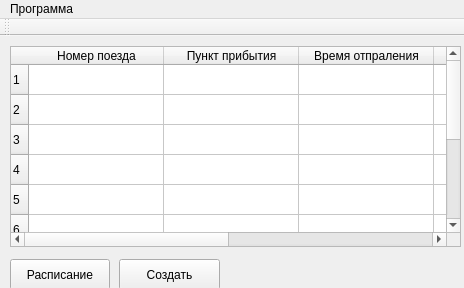
the12chairs/TermProject, file mainwindow.ui: the form before one commit.
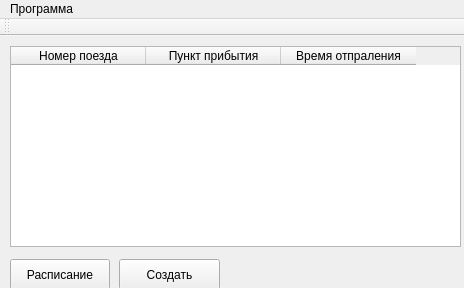
The form after the commit.

Patch:
```diff
--- a/mainwindow.ui
+++ b/mainwindow.ui
@@ -53,24 +53,14 @@
      </rect>
     </property>
     <property name="rowCount">
-     <number>10</number>
+     <number>0</number>
     </property>
     <property name="columnCount">
-     <number>6</number>
+     <number>3</number>
     </property>
     <attribute name="horizontalHeaderDefaultSectionSize">
      <number>135</number>
     </attribute>
-    <row/>
-    <row/>
-    <row/>
-    <row/>
-    <row/>
-    <row/>
-    <row/>
-    <row/>
-    <row/>
-    <row/>
     <column>
      <property name="text">
       <string>Номер поезда</string>
@@ -86,9 +76,6 @@
       <string>Время отпраления</string>
      </property>
     </column>
-    <column/>
-    <column/>
-    <column/>
    </widget>
   </widget>
   <widget class="QMenuBar" name="menuBar">
```
